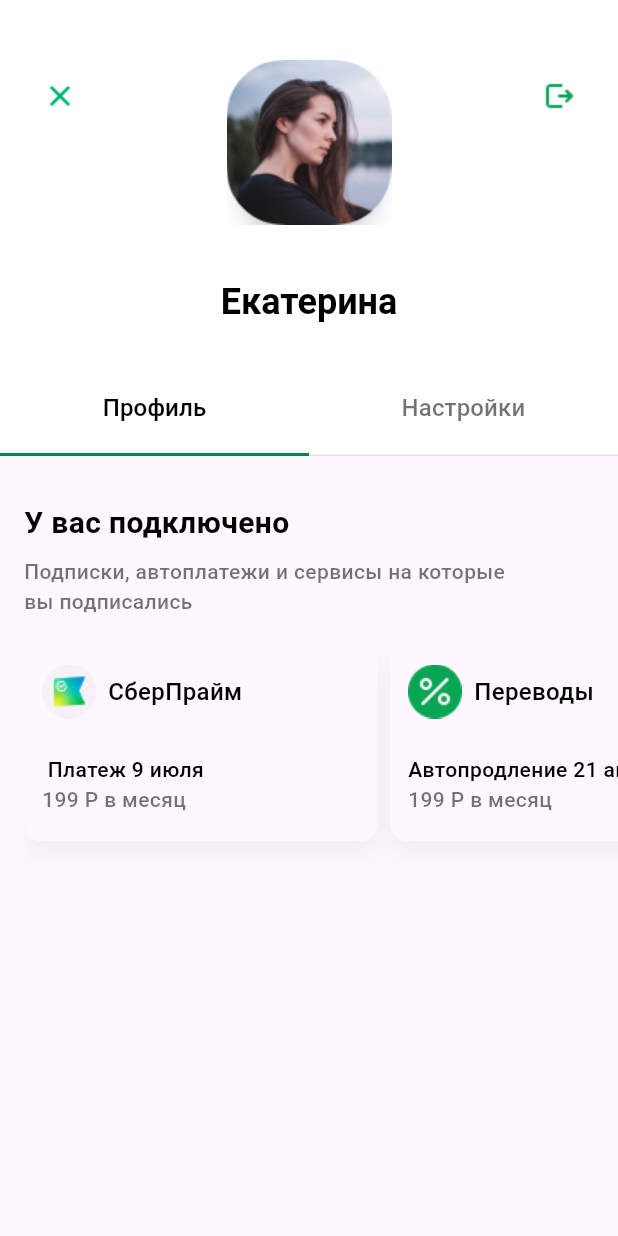
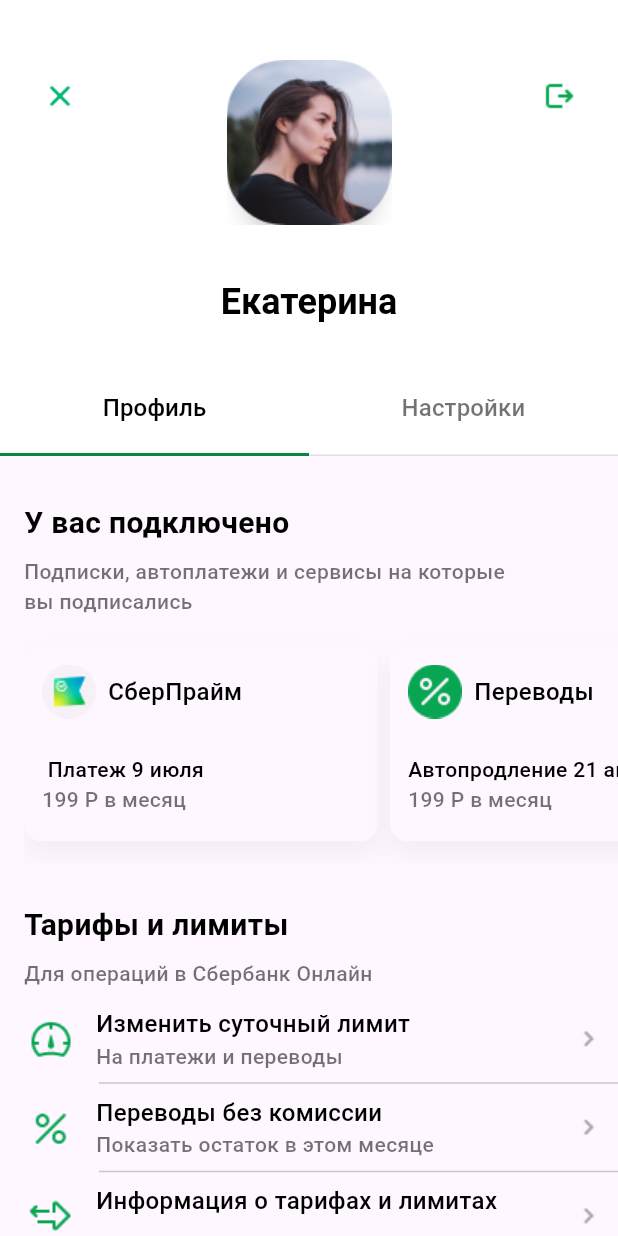
Before and after one commit to SergeyOvsyannikovMib/Lab3, a Flutter app: the screen it shows after launch, on a phone screen of 412 x 824 dp. Run offline on Flutter 3.47's test engine with Material 3 defaults, Android fonts, the phone set to English and light mode, and no system bars; Roboto replaces fonts that are missing (SFProText).

Commit message:
добавлены виджеты тарифов и интересов

```diff
--- a/lib/screenProfile/screenElements/tabBarProfileWidgets/SubscriptionsWidget.dart
+++ b/lib/screenProfile/screenElements/tabBarProfileWidgets/SubscriptionsWidget.dart
@@ -1,7 +1,7 @@
 import 'package:flutter/material.dart';
 import 'Titles.dart';
 
-class Services{
+class Services {
   String name;
   String payment;
   String cost;
@@ -55,7 +55,8 @@
                               children: [
                                 Column(crossAxisAlignment: CrossAxisAlignment.start,
                                   children: [
-                                    Row(children: [Image(image: AssetImage(services[index].patch),
+                                    Row(children: [
+                                      Image(image: AssetImage(services[index].patch),
                                         width: 36, height: 36),
                                       const SizedBox(width: 8),
                                       Text(services[index].name,
--- a/lib/screenProfile/screenElements/tabBarProfileWidgets/TabBarProfile.dart
+++ b/lib/screenProfile/screenElements/tabBarProfileWidgets/TabBarProfile.dart
@@ -1,5 +1,7 @@
 import 'package:flutter/material.dart';
+import 'package:lab2_test/screenProfile/screenElements/tabBarProfileWidgets/InterestsWidget.dart';
 import 'package:lab2_test/screenProfile/screenElements/tabBarProfileWidgets/SubscriptionsWidget.dart';
+import 'package:lab2_test/screenProfile/screenElements/tabBarProfileWidgets/TariffWidget.dart';
 
 class TabBarProfile extends StatelessWidget {
   const TabBarProfile({super.key} );
@@ -9,8 +11,8 @@
     return const SingleChildScrollView(
       padding: EdgeInsets.fromLTRB(16, 30, 0, 30),
       child: Column(
-        children: [SubscriptionsWidget()], // TODO
-      ),
+        children: [SubscriptionsWidget(), TariffWidget(), InterestsWidget()]
+      )
     );
   }
 }
--- /dev/null
+++ b/lib/screenProfile/screenElements/tabBarProfileWidgets/TariffWidget.dart
@@ -0,0 +1,86 @@
+import 'package:flutter/material.dart';
+import 'Titles.dart';
+
+class Tariff {
+  String title;
+  String subtitle;
+  String patch;
+  Tariff(this.title, this.subtitle, this.patch);
+}
+
+final List<Tariff> tariff = <Tariff>[
+  Tariff("Изменить суточный лимит", "На платежи и переводы", "assets/speedometer.png"),
+  Tariff("Переводы без комиссии", "Показать остаток в этом месяце", "assets/percent.png"),
+  Tariff("Информация о тарифах и лимитах", "" ,"assets/arrows_forward_back.png")
+];
+
+class TariffWidget extends StatelessWidget {
+  const TariffWidget({super.key} );
+
+  @override
+  Widget build(BuildContext context) {
+    return Container(
+        margin: const EdgeInsets.only(top: 26),
+        child: Column(
+          crossAxisAlignment: CrossAxisAlignment.start,
+          children: [
+            const Titles(title: "Тарифы и лимиты", subtitle: "Для операций в Сбербанк Онлайн"),
+
+            const SizedBox(height: 12,),
+
+            ListView.builder(shrinkWrap: true,
+                itemCount: tariff.length,
+                itemBuilder: (BuildContext context, int index){
+                  return Column(
+                    crossAxisAlignment: CrossAxisAlignment.start,
+                    mainAxisSize: MainAxisSize.max,
+                    children: [
+                      Material(
+                        child: InkWell(
+                          onTap: () { print("Tapped");},
+                          child: Row(
+                            children: [
+                              Image(
+                                  image: AssetImage(tariff[index].patch),
+                                  width: 36, height: 36),
+                              const SizedBox(width: 12,),
+
+                              Column(
+                                crossAxisAlignment: CrossAxisAlignment.start,
+                                children: [
+                                  Text(tariff[index].title,
+                                    style: const TextStyle(
+                                      color: Colors.black,
+                                      fontSize: 16,
+                                      fontFamily: 'SFProText',
+                                      fontWeight: FontWeight.w500,
+                                    ),
+                                  ),
+                                  Text(tariff[index].subtitle,
+                                    style: const TextStyle(
+                                      color: Color(0x8C000000),
+                                      fontSize: 14,
+                                      fontFamily: 'SFProText',
+                                      fontWeight: FontWeight.w500,
+                                    ),
+                                  ),
+                                ],
+                              ),
+                              const Spacer(),
+                              const Image(
+                                  image: AssetImage("assets/disclosure.png"),
+                                  width: 24, height: 24),
+                              const SizedBox(width: 8),
+                            ],
+                          ),
+                        ),
+                      ),
+                      if (index != tariff.length-1) const Divider(indent: 50)
+                    ],
+                  );
+                })
+          ],
+        )
+    );
+  }
+}
```
Also changed, not shown: lib/screenProfile/screenElements/tabBarProfileWidgets/InterestsWidget.dart (added, +59 -0 lines).
